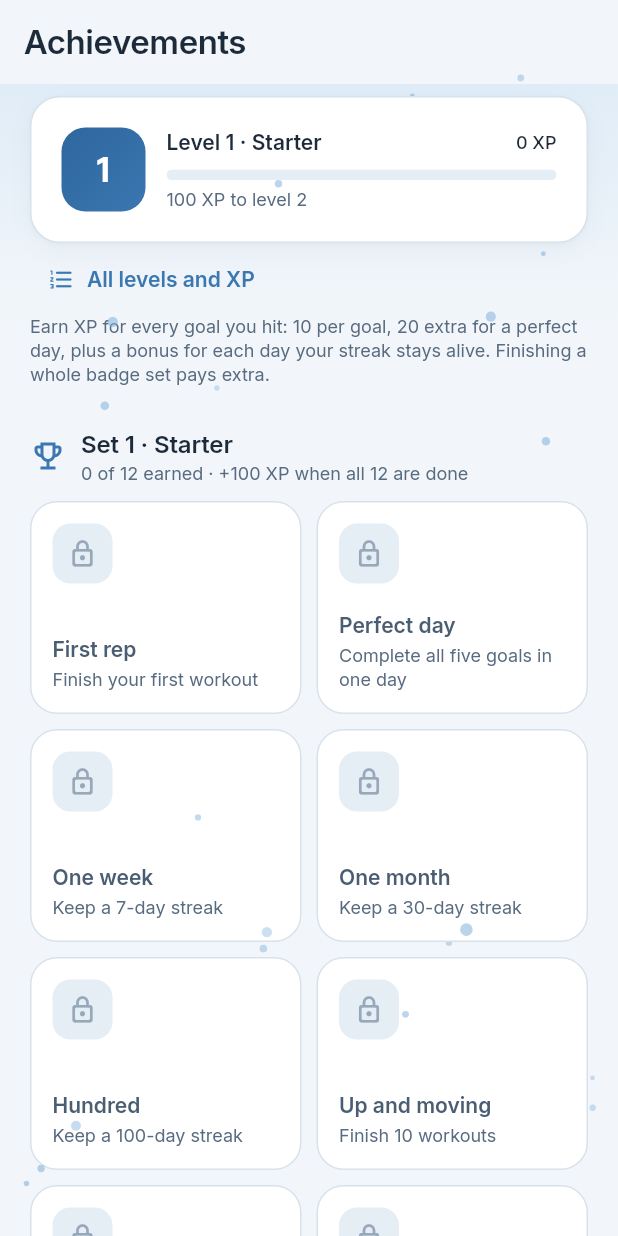
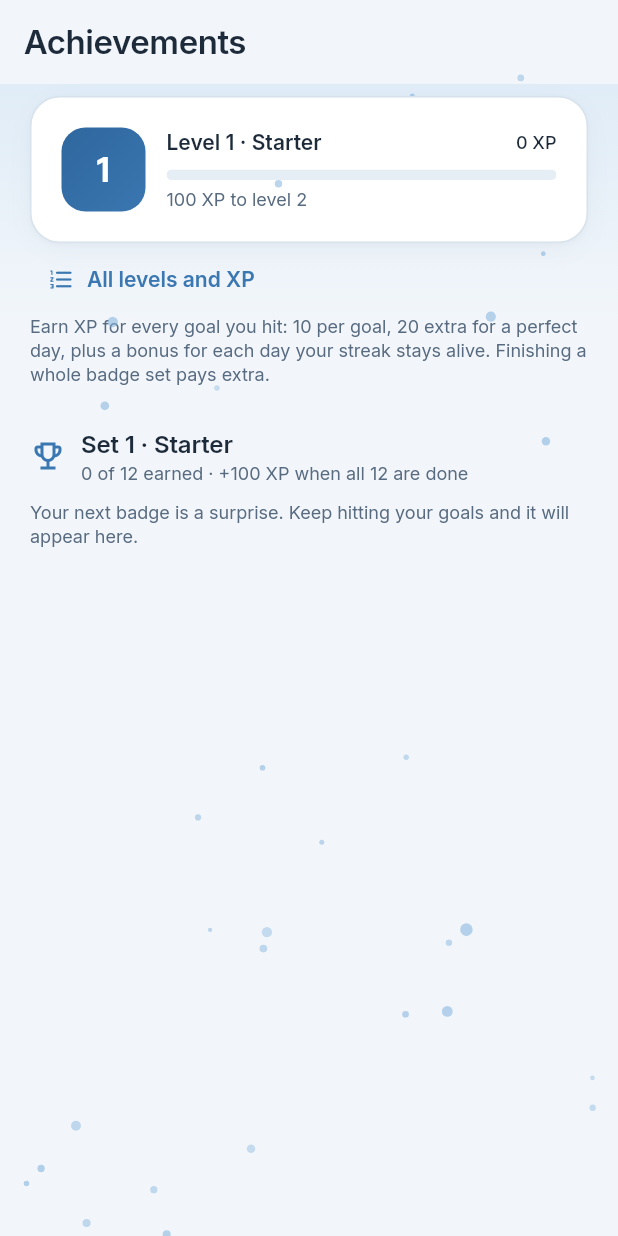
Before and after one commit to sharath-IXVII/fitness-app, a Flutter app: the AchievementsScreen screen opened by its route, on a phone screen of 412 x 824 dp. Run offline on Flutter 3.47's test engine with Material 3 defaults, Android fonts, the phone set to English and light mode, and no system bars; drawn by our look-alikes of flutter_animate; our stand-ins replace audioplayers, camera, clock, cloud_firestore, firebase_auth, firebase_core and 15 more; missing offline and left inert: alarm, flutter_activity_recognition, google_mlkit_pose_detection, pedometer_2, tflite_flutter; accounts and stored records are empty.

Commit message:
Achievements: show only badges already earned; later sets stay a surprise
Co-Authored-By: Claude Sonnet 5.5 <noreply@anthropic.com>
Claude-Session: https://claude.ai/code/session_01TvF5P651VgJYdNxTh8xrqw

```diff
--- a/lib/features/progress/achievements_screen.dart
+++ b/lib/features/progress/achievements_screen.dart
@@ -15,7 +15,7 @@ import 'widgets.dart';
 class AchievementsScreen extends ConsumerWidget {
   const AchievementsScreen({super.key});
 
-  void _levels(BuildContext context, Level now) {
+  void _levels(BuildContext context, Level now, int openSets) {
     final text = Theme.of(context).textTheme;
     final f = NumberFormat.decimalPattern();
     showModalBottomSheet<void>(
@@ -59,7 +59,7 @@ class AchievementsScreen extends ConsumerWidget {
             const SizedBox(height: 4),
             Text('Finish all 12 badges of a set for bonus XP and to open the next set.', style: text.bodySmall),
             const SizedBox(height: 8),
-            for (var i = 0; i < badgeSets; i++)
+            for (var i = 0; i < openSets && i < badgeSets; i++)
               ListTile(
                 dense: true,
                 contentPadding: EdgeInsets.zero,
@@ -94,7 +94,7 @@ class AchievementsScreen extends ConsumerWidget {
                   Align(
                     alignment: Alignment.centerLeft,
                     child: TextButton.icon(
-                      onPressed: () => _levels(context, level),
+                      onPressed: () => _levels(context, level, done + 1),
                       icon: const Icon(Icons.format_list_numbered_rounded, size: 18),
                       label: const Text('All levels and XP'),
                     ),
@@ -108,47 +108,56 @@ class AchievementsScreen extends ConsumerWidget {
                 ],
               ),
             ),
-            for (var set = 1; set <= badgeSets; set++) ...[
+            // Later sets and badges you haven't earned yet stay hidden, so
+            // each new one is a surprise when it appears.
+            for (var set = 1; set <= badgeSets && set <= done + 1; set++) ...[
               SliverPadding(
                 padding: const EdgeInsets.fromLTRB(20, 18, 20, 10),
                 sliver: SliverToBoxAdapter(
                   child: _SetHeader(
                     set: set,
                     earned: earned.keys.where((k) => k.set == set).length,
-                    open: set <= done + 1,
                     finished: set <= done,
                     bonus: f.format(badgeSetBonusXp[set - 1]),
                   ),
                 ),
               ),
-              if (set <= done + 1)
-                SliverPadding(
+              Builder(
+                builder: (_) {
+                  // Most recent first.
+                  final mine = [
+                    for (final k in earned.keys)
+                      if (k.set == set) k,
+                  ]..sort((a, b) => earned[b]!.compareTo(earned[a]!));
+                  if (mine.isEmpty) {
+                    return SliverPadding(
+                      padding: const EdgeInsets.symmetric(horizontal: 20),
+                      sliver: SliverToBoxAdapter(
+                        child: Text(
+                          'Your next badge is a surprise. Keep hitting your goals and it will appear here.',
+                          style: text.bodySmall,
+                        ),
+                      ),
+                    );
+                  }
+                  return SliverPadding(
                     padding: const EdgeInsets.symmetric(horizontal: 20),
                     sliver: SliverGrid.builder(
-                    itemCount: Achievement.values.length,
+                      itemCount: mine.length,
                       gridDelegate: const SliverGridDelegateWithFixedCrossAxisCount(
                         crossAxisCount: 2,
                         mainAxisSpacing: 10,
                         crossAxisSpacing: 10,
                         mainAxisExtent: 142,
                       ),
-                    itemBuilder: (_, i) {
-                      // Earned first (most recent first), then the rest in order.
-                      final order = [...Achievement.values]
-                        ..sort((a, b) {
-                          final ea = earned[(kind: a, set: set)], eb = earned[(kind: b, set: set)];
-                          if (ea != null && eb != null) return eb.compareTo(ea);
-                          if (ea != null) return -1;
-                          if (eb != null) return 1;
-                          return a.index.compareTo(b.index);
-                        });
-                      final key = (kind: order[i], set: set);
-                      return AchievementTile(badge: key, earnedOn: earned[key])
+                      itemBuilder: (_, i) =>
+                          AchievementTile(badge: mine[i], earnedOn: earned[mine[i]])
                               .animate(delay: (i * 25).ms)
                               .fadeIn(duration: 250.ms)
-                          .moveY(begin: 6, end: 0, curve: Curves.easeOutCubic);
+                              .moveY(begin: 6, end: 0, curve: Curves.easeOutCubic),
+                    ),
+                  );
                 },
-                  ),
               ),
             ],
             const SliverToBoxAdapter(child: SizedBox(height: 32)),
@@ -163,14 +172,12 @@ class _SetHeader extends StatelessWidget {
   const _SetHeader({
     required this.set,
     required this.earned,
-    required this.open,
     required this.finished,
     required this.bonus,
   });
 
   final int set;
   final int earned;
-  final bool open;
   final bool finished;
   final String bonus;
 
@@ -179,14 +186,7 @@ class _SetHeader extends StatelessWidget {
     final text = Theme.of(context).textTheme;
     return Row(
       children: [
-        Icon(
-          finished
-              ? Icons.verified_rounded
-              : open
-              ? Icons.emoji_events_outlined
-              : Icons.lock_outline_rounded,
-          color: open ? AppColors.primary : AppColors.textMuted,
-        ),
+        Icon(finished ? Icons.verified_rounded : Icons.emoji_events_outlined, color: AppColors.primary),
         const SizedBox(width: 10),
         Expanded(
           child: Column(
@@ -194,9 +194,7 @@ class _SetHeader extends StatelessWidget {
             children: [
               Text('Set $set · ${badgeSetNames[set - 1]}', style: text.titleMedium),
               Text(
-                !open
-                    ? 'Finish set ${set - 1} to unlock · +$bonus XP'
-                    : finished
+                finished
                     ? 'Complete · +$bonus XP earned'
                     : '$earned of ${Achievement.values.length} earned · +$bonus XP when all 12 are done',
                 style: text.bodySmall,
```
Lines whose indentation alone changed are shown as unchanged.
